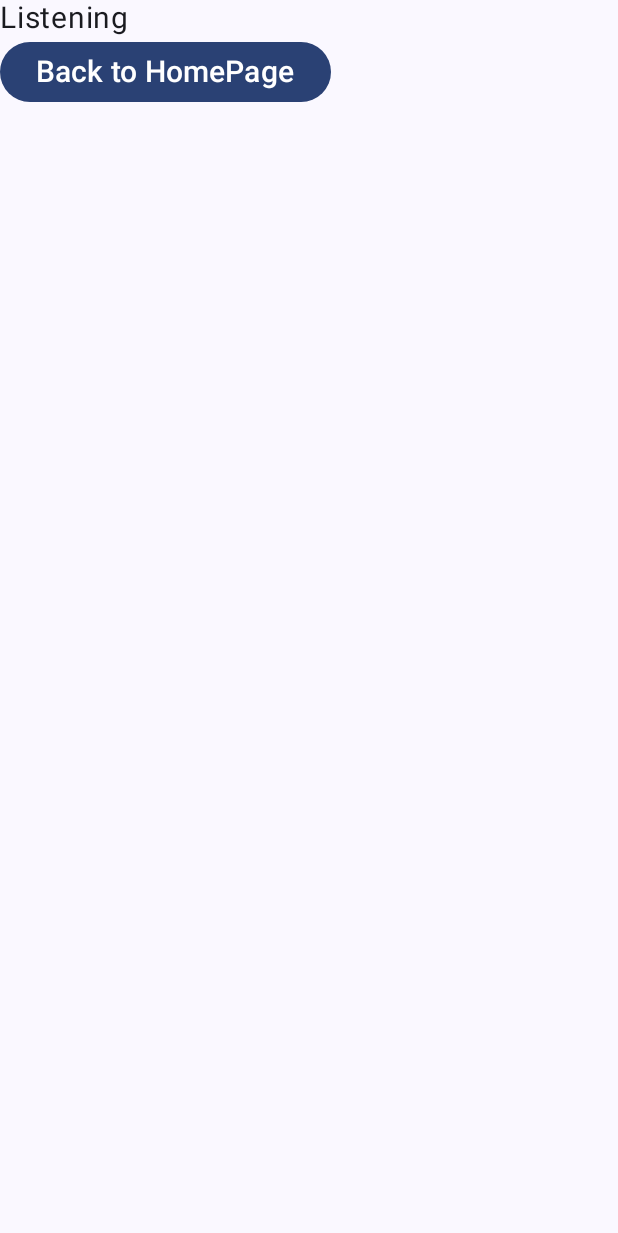
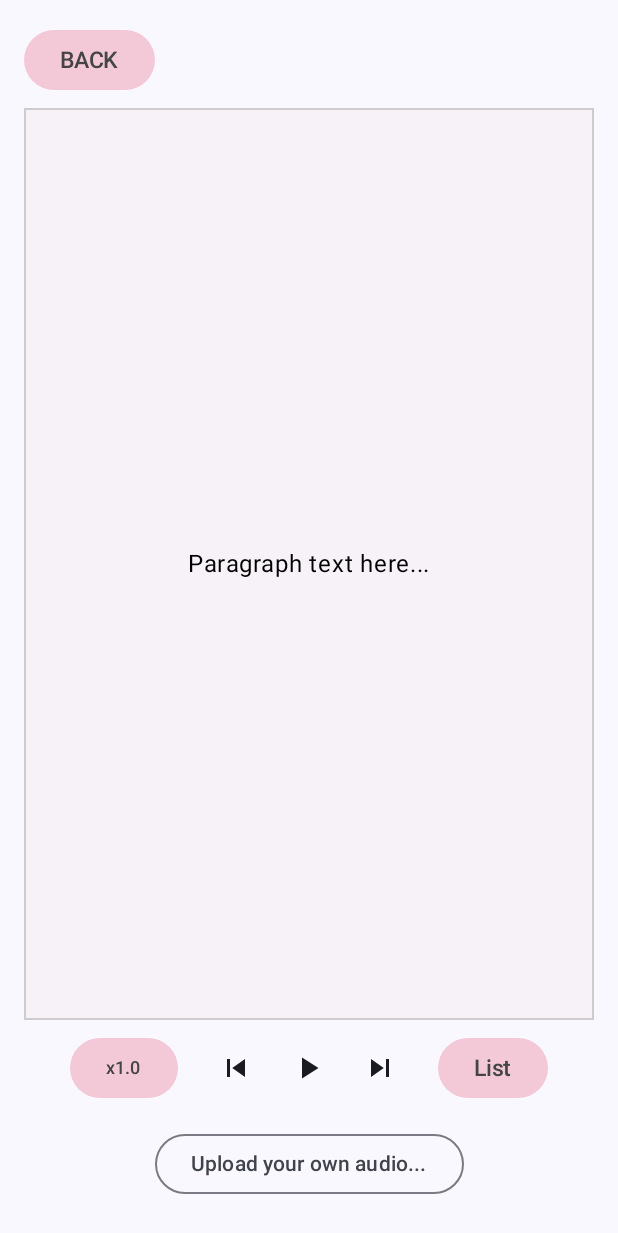
Before and after one commit to Evelyn9999/Andiod-Mobile-App, an Android app built with Jetpack Compose: the screen it shows after launch (MainActivity), after a tap on "Listening", on a phone screen of 412 x 824 dp. Shown: the top 1233 px of the screen. Run offline under Robolectric (Android 15) with nearby library versions, the phone set to English and light mode, and no system bars.

Commit message:
basic structure of listening page added

```diff
--- a/app/build.gradle.kts
+++ b/app/build.gradle.kts
@@ -69,4 +69,7 @@ dependencies {
     androidTestImplementation("androidx.compose.ui:ui-test-junit4")
     debugImplementation("androidx.compose.ui:ui-tooling")
     debugImplementation("androidx.compose.ui:ui-test-manifest")
+
+    implementation( "androidx.compose.material:material-icons-core:<version>")
+    implementation( "androidx.compose.material:material-icons-extended:<version>")
 }
--- a/app/src/main/java/com/example/finalproject/HomePage.kt
+++ b/app/src/main/java/com/example/finalproject/HomePage.kt
@@ -37,6 +37,7 @@ fun HomePage(navController: NavHostController) {
             contentScale = ContentScale.FillBounds,
             modifier = Modifier.matchParentSize()
         )
+
         Column(
             horizontalAlignment = Alignment.CenterHorizontally,
             modifier = Modifier
@@ -56,7 +57,9 @@ fun HomePage(navController: NavHostController) {
                 modifier = Modifier.align(Alignment.CenterHorizontally)
             )
         }
+
         Spacer(modifier = Modifier.height(32.dp))
+
         Column(
             horizontalAlignment = Alignment.CenterHorizontally,
             verticalArrangement = Arrangement.SpaceEvenly,
--- a/app/src/main/java/com/example/finalproject/Listening.kt
+++ b/app/src/main/java/com/example/finalproject/Listening.kt
@@ -1,15 +1,14 @@
 package com.example.finalproject
 
 import androidx.compose.foundation.background
-import androidx.compose.foundation.layout.Box
-import androidx.compose.foundation.layout.Column
-import androidx.compose.foundation.layout.Spacer
-import androidx.compose.foundation.layout.fillMaxSize
-import androidx.compose.foundation.layout.fillMaxWidth
-import androidx.compose.foundation.layout.padding
-import androidx.compose.material3.Button
-import androidx.compose.material3.Text
-import androidx.compose.runtime.Composable
+import androidx.compose.foundation.border
+import androidx.compose.foundation.layout.*
+import androidx.compose.material.icons.Icons
+import androidx.compose.material.icons.filled.*
+import androidx.compose.material.icons.filled.PlayArrow
+import androidx.compose.material3.*
+import androidx.compose.runtime.*
+import androidx.compose.ui.Alignment
 import androidx.compose.ui.Modifier
 import androidx.compose.ui.graphics.Color
 import androidx.compose.ui.tooling.preview.Preview
@@ -17,22 +16,135 @@ import androidx.compose.ui.unit.dp
 import androidx.compose.ui.unit.sp
 import androidx.navigation.NavHostController
 import androidx.navigation.compose.rememberNavController
+import androidx.compose.material3.IconButton
+import androidx.compose.material3.Icon
+
+
+
 
 @Composable
 fun Listening(navController: NavHostController) {
 
-        Column(
+    var playing by remember { mutableStateOf(false) }
+    var audioSpeed by remember { mutableFloatStateOf(1f) }
+    val speeds = listOf(0.5f, 0.75f, 1f, 1.25f, 1.5f)
+    val audioText = "Paragraph text here..." // Replace with your actual text
+    // Placeholders for audio playback logic
+    // val audioPlayer = remember { YourAudioPlayer() }
+
+    Column(modifier = Modifier.padding(16.dp)) {
+        // Back to home page button
+        Button(
+            onClick = { navController.navigate("HomePage") },
+            colors = ButtonDefaults.buttonColors(
+                containerColor = Color(0x66E9819B),
+            ),
+        ) {
+            Text(text = "BACK", fontSize = 15.sp, color = Color.DarkGray)
+        }
+
+        Spacer(modifier = Modifier.height(8.dp) )
+
+        // This box represents the text area for the paragraph
+        Box(
+            modifier = Modifier
+                .background(color = Color(0x2CE6D2D8))
+                .fillMaxWidth()
+                .weight(1f)
+                .border(1.dp, Color.LightGray)
+                .padding(16.dp),
+            contentAlignment = Alignment.Center
+        ) {
+            Text(text = audioText, color = Color.Black)
+        }
+
+        Spacer(modifier = Modifier.height(8.dp))
+
+
+        Row(
             modifier = Modifier
                 .fillMaxWidth()
-        ){
-            Text("Listening", fontSize = 20.sp)
-            Spacer(modifier = Modifier
-                .fillMaxWidth()
-                .background(Color.Gray))
-            Button(onClick = { navController.navigate("HomePage") }) {
-                Text(text = "Back to HomePage", fontSize = 20.sp)
+                .padding(horizontal = 16.dp),
+            horizontalArrangement = Arrangement.SpaceEvenly,
+        ) {
+            // Speed selection button
+            Button(onClick = {
+                val currentIndex = speeds.indexOf(audioSpeed)
+                audioSpeed = speeds[(currentIndex + 1) % speeds.size]
+                // audioPlayer.setSpeed(audioSpeed)
+                },
+                colors = ButtonDefaults.buttonColors(
+                    containerColor = Color(0x66E9819B),
+                ),
+                ) {
+                Text("x$audioSpeed", fontSize = 12.sp, color = Color.DarkGray)
             }
 
+            // Playback controls
+            PlaybackControls(
+                playing = playing,
+                onPlayPauseClicked = {
+                    playing = !playing
+                    // audioPlayer.playOrPause()
+                },
+                onNextClicked = {
+                    // audioPlayer.next()
+                },
+                onPreviousClicked = {
+                    // audioPlayer.previous()
+                }
+            )
+
+            // Navigation to history audios
+            Button(
+                onClick = { /* Navigate to history audios list */ },
+                colors = ButtonDefaults.buttonColors(
+                    containerColor = Color(0x66E9819B),
+                ),
+                ) {
+                Text("List", fontSize = 15.sp, color = Color.DarkGray)
+            }
+        }
+
+        Spacer(modifier = Modifier.height(8.dp))
+
+        // Placeholder for "Upload your audio..." button
+        OutlinedButton(
+            onClick = { /* Open upload functionality */ },
+            modifier = Modifier
+                .align(Alignment.CenterHorizontally)
+                .padding(8.dp)
+            ) {
+            Text("Upload your own audio...")
+        }
+
+
+    }
+}
+
+// A separate composable for playback controls for better organization
+@Composable
+fun PlaybackControls(
+    playing: Boolean,
+    onPlayPauseClicked: () -> Unit,
+    onNextClicked: () -> Unit,
+    onPreviousClicked: () -> Unit
+) {
+    Row(
+        horizontalArrangement = Arrangement.SpaceBetween
+    ) {
+        IconButton(onClick = onPreviousClicked) {
+            Icon(Icons.Default.SkipPrevious,
+                contentDescription = "Previous")
+        }
+        IconButton(onClick = onPlayPauseClicked) {
+            Icon(if (playing) Icons.Default.Pause else Icons.Default.PlayArrow,
+                contentDescription = if (playing) "Pause" else "Play")
+        }
+        IconButton(onClick = onNextClicked) {
+            Icon(Icons.Default.SkipNext,
+                contentDescription = "Next")
+        }
     }
 }
 
--- a/app/src/main/java/com/example/finalproject/Writing.kt
+++ b/app/src/main/java/com/example/finalproject/Writing.kt
@@ -1,5 +1,6 @@
 package com.example.finalproject
 
+import androidx.compose.foundation.background
 import androidx.compose.foundation.layout.*
 import androidx.compose.foundation.text.KeyboardActions
 import androidx.compose.foundation.text.KeyboardOptions
@@ -49,6 +50,7 @@ fun Writing(navController: NavHostController) {
             placeholder = { Text("Type here...") },
             modifier = Modifier
                 .fillMaxWidth()
+                .background(color = Color(0xE9E6EFF7))
                 .weight(1f),
             maxLines = 30,
             keyboardOptions = KeyboardOptions.Default.copy(imeAction = ImeAction.Done),
@@ -57,7 +59,9 @@ fun Writing(navController: NavHostController) {
                 correctedText = " $inputText"
             })
         )
+
         Text("Remaining Words: ${maxWordCount - wordCount}")
+
         Button(
             onClick = {
                 // Simulate AI processing and set corrected text
@@ -70,7 +74,9 @@ fun Writing(navController: NavHostController) {
         ) {
             Text("Submit", color = Color.DarkGray)
         }
+
         Spacer(modifier = Modifier.height(16.dp) )
+
         OutlinedTextField(
             value = correctedText,
             onValueChange = { correctedText = it },
@@ -78,10 +84,13 @@ fun Writing(navController: NavHostController) {
             readOnly = true, // Make this field read-only
             modifier = Modifier
                 .fillMaxWidth()
+                .background(color = Color(0xE9E6EFF7))
                 .weight(1f),
             maxLines = 10
         )
+
         Spacer(modifier = Modifier.height(8.dp) )
+
         Button(
             onClick = {
                 clipboardManager.setText(AnnotatedString(correctedText))
```
